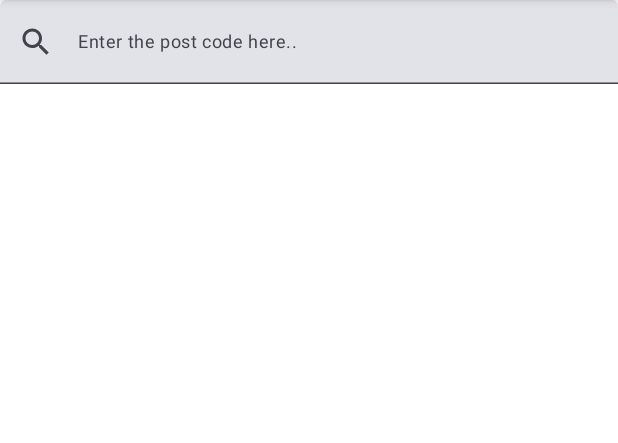
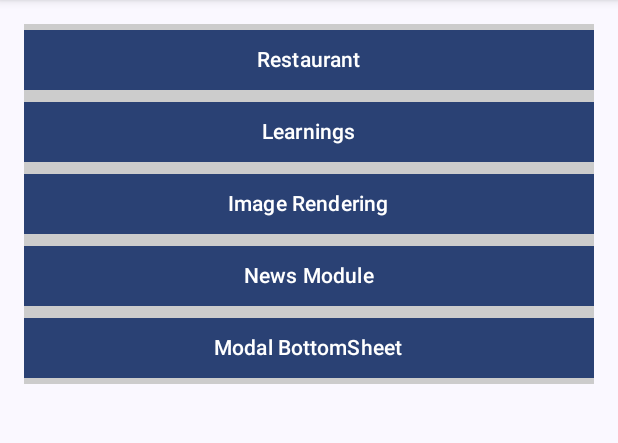
Before and after one commit to tintomathew/ComposeApp, an Android app built with Jetpack Compose: the screen it shows after launch (MainActivity), on a phone screen of 412 x 824 dp, the part 84-527 px from its top. Run offline under Robolectric (Android 15) with nearby library versions, the phone set to English and light mode, and no system bars; our stand-ins replace Dagger/Hilt's generated code.

```diff
--- a/app/src/main/java/com/myapp/compose/navigation/NavGraph.kt
+++ b/app/src/main/java/com/myapp/compose/navigation/NavGraph.kt
@@ -11,7 +11,7 @@ import androidx.navigation.compose.rememberNavController
 import com.example.feature_news.initialscreen.InitialScreen
 import com.example.feature_news.initialscreen.InitialViewModel
 import com.myapp.compose.main.MainViewModel
-import com.myapp.compose.ui.screens.bottomsheet.NewModalBottomSheet
+import com.myapp.compose.ui.screens.dashboard.DashboardScreen
 import com.myapp.compose.ui.screens.detail.DetailScreen
 import com.myapp.compose.ui.screens.learnings.LearningScreen
 import com.myapp.compose.ui.screens.restaurants.RestaurantScreen
@@ -20,35 +20,34 @@ import com.myapp.compose.ui.screens.restaurants.RestaurantScreen
 @Composable
 fun NavGraph() {
     val navController = rememberNavController()
-    NavHost(navController= navController, startDestination= Screens.Restaurant.route) {
-        composable(Screens.Restaurant.route){
+    NavHost(navController = navController, startDestination = Screens.Dashboard.route) {
+        composable(Screens.Dashboard.route) {
+            DashboardScreen(navController)
+        }
+        composable(Screens.Restaurant.route) {
             RestaurantScreen(viewModel = hiltViewModel<MainViewModel>(), navController)
         }
 
-        composable(Screens.Detail.route){
+        composable(Screens.Detail.route) {
             DetailScreen(hiltViewModel<MainViewModel>(), navController)
         }
 
-        composable(Screens.Learnings.route){
+        composable(Screens.Learnings.route) {
             LearningScreen()
         }
 
-        composable(Screens.NewModalBottomSheet.route){
-            NewModalBottomSheet()
-        }
-
-        composable(Screens.InitialScreen.route){
-            InitialScreen(navController,  hiltViewModel<InitialViewModel>())
+        composable(Screens.InitialScreen.route) {
+            InitialScreen(navController, hiltViewModel<InitialViewModel>())
         }
     }
 }
 
 fun onItemClick(navController: NavHostController, screen: Screens) {
-    when(screen){
+    when (screen) {
+        Screens.Dashboard -> navController.navigate(Screens.Dashboard.route)
         Screens.Detail -> navController.navigate(Screens.Detail.route)
         Screens.Restaurant -> navController.navigate(Screens.Restaurant.route)
         Screens.InitialScreen -> navController.navigate(Screens.InitialScreen.route)
         Screens.Learnings -> navController.navigate(Screens.Learnings.route)
-        Screens.NewModalBottomSheet -> navController.navigate(Screens.NewModalBottomSheet.route)
     }
 }
--- a/app/src/main/java/com/myapp/compose/navigation/Screens.kt
+++ b/app/src/main/java/com/myapp/compose/navigation/Screens.kt
@@ -1,10 +1,9 @@
 package com.myapp.compose.navigation
 
 sealed class Screens(val route: String) {
+    object Dashboard: Screens("Dashboard_screen")
     object Restaurant: Screens("Restaurant_screen")
     object Detail: Screens("Detail_screen")
     object Learnings: Screens("Learnings_screen")
     object InitialScreen: Screens("Initial_Screen")
-
-    object NewModalBottomSheet: Screens("New_modalBottomSheet")
 }
--- /dev/null
+++ b/app/src/main/java/com/myapp/compose/ui/screens/dashboard/DashboardScreen.kt
@@ -0,0 +1,98 @@
+package com.myapp.compose.ui.screens.dashboard
+
+import androidx.compose.foundation.background
+import androidx.compose.foundation.layout.Column
+import androidx.compose.foundation.layout.fillMaxSize
+import androidx.compose.foundation.layout.fillMaxWidth
+import androidx.compose.foundation.layout.padding
+import androidx.compose.foundation.rememberScrollState
+import androidx.compose.foundation.verticalScroll
+import androidx.compose.material3.Button
+import androidx.compose.material3.Scaffold
+import androidx.compose.material3.Text
+import androidx.compose.runtime.Composable
+import androidx.compose.runtime.getValue
+import androidx.compose.runtime.mutableStateOf
+import androidx.compose.runtime.remember
+import androidx.compose.runtime.setValue
+import androidx.compose.ui.Modifier
+import androidx.compose.ui.graphics.Color
+import androidx.compose.ui.graphics.RectangleShape
+import androidx.compose.ui.platform.LocalContext
+import androidx.compose.ui.tooling.preview.Preview
+import androidx.compose.ui.unit.dp
+import androidx.navigation.NavHostController
+import com.myapp.compose.navigation.Screens
+import com.myapp.compose.navigation.onItemClick
+import com.myapp.compose.ui.screens.bottomsheet.BottomSheet
+
+@Preview
+@Composable
+fun DashboardScreen(navHostController: NavHostController = NavHostController(LocalContext.current)) {
+    var showSheet by remember { mutableStateOf(false) }
+
+    if (showSheet) {
+        BottomSheet() {
+            showSheet = false
+        }
+    }
+    Scaffold() { contentPadding ->
+        Column(
+            modifier = Modifier
+                .fillMaxSize()
+                .padding(contentPadding)
+                .padding(16.dp)
+                .verticalScroll(rememberScrollState())
+        ) {
+            Button(modifier = Modifier
+                .fillMaxWidth()
+                .background(Color.LightGray),
+                shape = RectangleShape,
+                onClick = {
+                    onItemClick(navHostController, Screens.Restaurant)
+                }) {
+                Text("Restaurant")
+            }
+
+            Button(modifier = Modifier
+                .fillMaxWidth()
+                .background(Color.LightGray),
+                shape = RectangleShape,
+                onClick = {
+                    onItemClick(navHostController, Screens.Learnings)
+                }) {
+                Text("Learnings")
+            }
+
+            Button(modifier = Modifier
+                .fillMaxWidth()
+                .background(Color.LightGray),
+                shape = RectangleShape,
+                onClick = {
+                    onItemClick(navHostController, Screens.Detail)
+                }) {
+                Text("Image Rendering")
+            }
+
+            Button(modifier = Modifier
+                .fillMaxWidth()
+                .background(Color.LightGray),
+                shape = RectangleShape,
+                onClick = {
+                    onItemClick(navHostController, Screens.InitialScreen)
+                }) {
+                Text("News Module")
+            }
+
+            Button(modifier = Modifier
+                .fillMaxWidth()
+                .background(Color.LightGray),
+                shape = RectangleShape,
+                onClick = {
+                    showSheet = true
+                }) {
+                Text("Modal BottomSheet")
+            }
+        }
+    }
+}
```
Also changed, not shown: app/build.gradle (+5 -4 lines), app/src/main/java/com/myapp/compose/ui/screens/bottomsheet/NewModalBottomSheet.kt (+45 -21 lines), app/src/main/java/com/myapp/compose/ui/screens/detail/DetailScreen.kt (+26 -49 lines).
